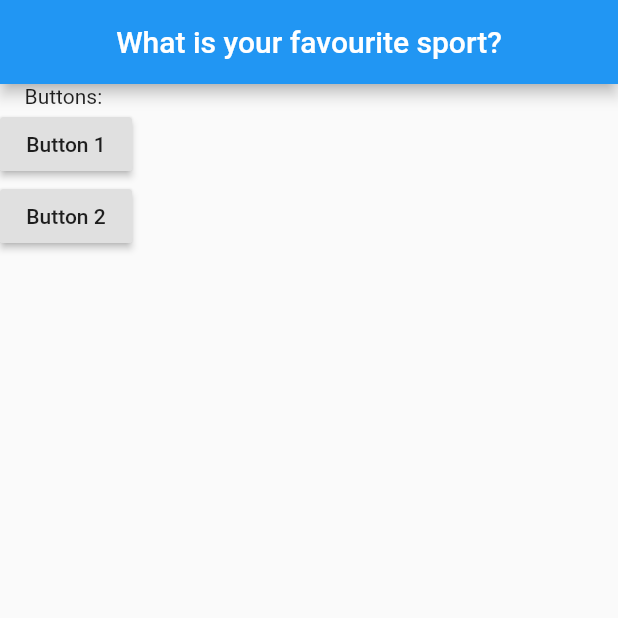
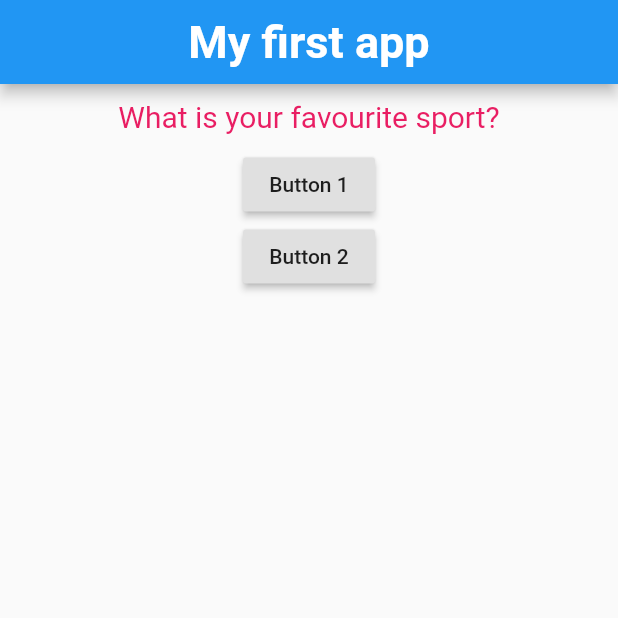
Before and after one commit to Rishabh97-dev/FlutterProj, a Flutter app: the screen it shows after launch, after a tap on "Button 1", on a phone screen of 412 x 824 dp, the top half of it. Run offline on Flutter 3.47's test engine with Material 2 defaults, Android fonts, the phone set to English and light mode, and no system bars.

Commit message:
Initial commit

```diff
--- a/lib/main.dart
+++ b/lib/main.dart
@@ -3,5 +3,5 @@ import 'package:flutter/material.dart';
 import './stateful.dart';
 
 void main() {
-  runApp(MyApping());
+  runApp(MyApp());
 }
--- a/lib/question.dart
+++ b/lib/question.dart
@@ -1,7 +1,7 @@
 import 'package:flutter/material.dart';
 
 class Question extends StatelessWidget {
-  final String questionText;
+  final questionText;
 
   Question(this.questionText);
 
@@ -9,12 +9,36 @@ class Question extends StatelessWidget {
   Widget build(BuildContext context) {
     return Container(
       width: double.infinity,
+      margin: EdgeInsets.all(10),
       child: Text(
         questionText,
-        style: TextStyle(fontSize: 20),
+        style: TextStyle(
+          fontSize: 20,
+          color: Colors.pink,
+        ),
         textAlign: TextAlign.center,
       ),
-      margin: EdgeInsets.all(10),
     );
   }
 }
+
+class StatusBar extends StatelessWidget {
+  final questionText;
+
+  StatusBar(this.questionText);
+
+  @override
+  Widget build(BuildContext context) {
+    return Container(
+        width: double.infinity,
+        margin: EdgeInsets.all(10),
+        child: Text(
+          questionText,
+          style: TextStyle(
+            fontSize: 30,
+            fontWeight: FontWeight.bold,
+          ),
+          textAlign: TextAlign.center,
+        ));
+  }
+}
--- a/lib/stateful.dart
+++ b/lib/stateful.dart
@@ -2,13 +2,14 @@ import 'package:flutter/material.dart';
 
 import './question.dart';
 
-class MyApping extends StatefulWidget {
+class MyApp extends StatefulWidget {
   @override
-  _MyAppingState createState() => _MyAppingState();
+  _MyAppState createState() => _MyAppState();
 }
 
-class _MyAppingState extends State<MyApping> {
+class _MyAppState extends State<MyApp> {
   var questionIndex = 0;
+
   void answerQuestion() {
     setState(() {
       questionIndex = questionIndex + 1;
@@ -24,11 +25,13 @@ class _MyAppingState extends State<MyApping> {
     return MaterialApp(
       home: Scaffold(
         appBar: AppBar(
-          title: Question(questions[questionIndex]),
+          title: StatusBar('My first app'),
         ),
         body: Column(
           children: [
-            Text('Buttons: '),
+            Question(
+              questions[questionIndex],
+            ),
             RaisedButton(
               child: Text('Button 1'),
               onPressed: answerQuestion,
```
